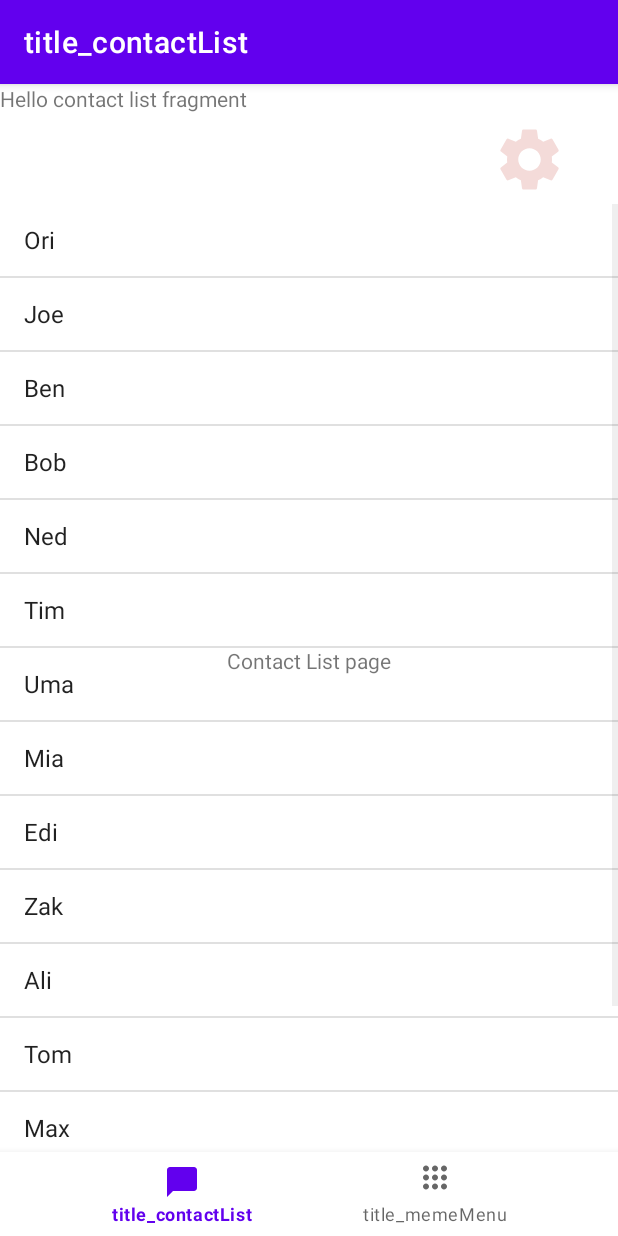
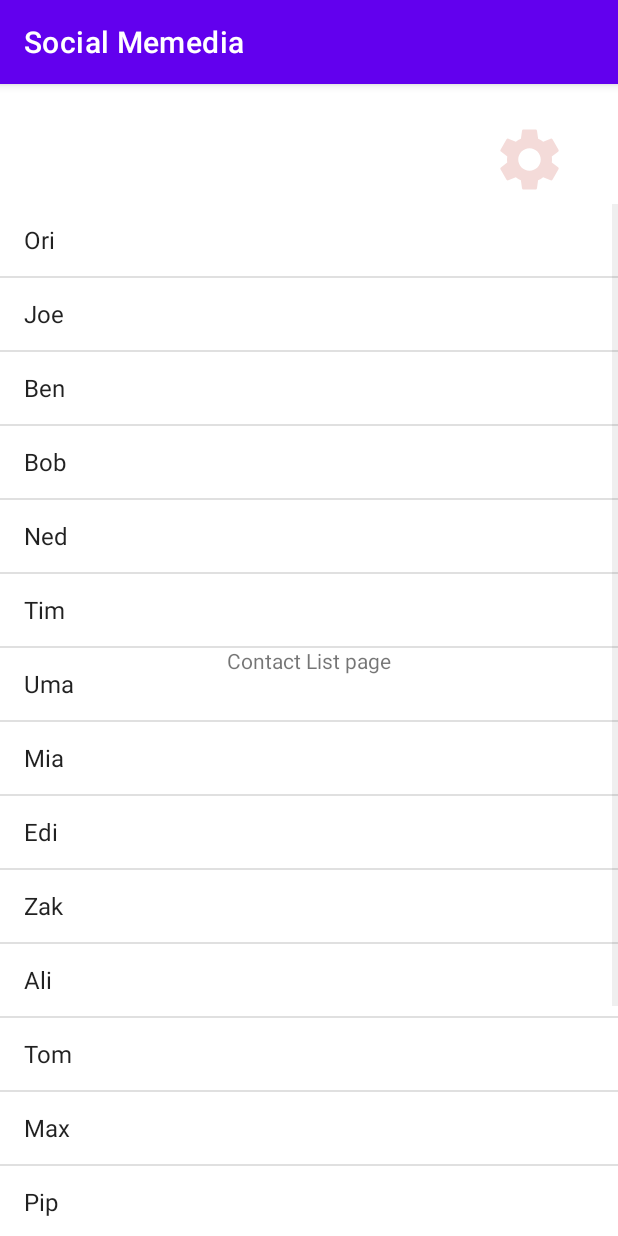
Before and after one commit to YutingShang/SocialMemedia, an Android app: the ContactListActivity screen opened directly, with no data from a screen before it, on a phone screen of 412 x 824 dp. Run offline under Robolectric (Android 15) with nearby library versions, the phone set to English and light mode, and no system bars.

Commit message:
Revert "Navigation bar with fragments Social Memedia master V 1.0"
This reverts commit 41bd7caf

```diff
--- a/app/build.gradle
+++ b/app/build.gradle
@@ -36,8 +36,4 @@ dependencies {
     testImplementation 'junit:junit:4.+'
     androidTestImplementation 'androidx.test.ext:junit:1.1.3'
     androidTestImplementation 'androidx.test.espresso:espresso-core:3.4.0'
-
-    implementation 'androidx.navigation:navigation-fragment:2.3.1'
-    implementation 'androidx.navigation:navigation-ui:2.3.1'
-    implementation 'androidx.legacy:legacy-support-v4:1.0.0'
 }
--- a/app/src/main/java/com/example/socialmemedia/ContactListActivity.java
+++ b/app/src/main/java/com/example/socialmemedia/ContactListActivity.java
@@ -1,10 +1,6 @@
 package com.example.socialmemedia;
 
 import androidx.appcompat.app.AppCompatActivity;
-import androidx.navigation.NavController;
-import androidx.navigation.Navigation;
-import androidx.navigation.ui.AppBarConfiguration;
-import androidx.navigation.ui.NavigationUI;
 
 import android.content.Intent;
 import android.os.Bundle;
@@ -13,8 +9,6 @@ import android.widget.AdapterView;
 import android.widget.ArrayAdapter;
 import android.widget.ImageButton;
 import android.widget.ListView;
-
-import com.google.android.material.bottomnavigation.BottomNavigationView;
 
 import java.util.ArrayList;
 import java.util.Arrays;
@@ -25,9 +19,6 @@ public class ContactListActivity extends AppCompatActivity {
     ArrayAdapter contactsAdapter;
     ArrayList<String> users = new ArrayList<String>(Arrays.asList("Ori","Joe","Ben","Bob","Ned","Tim","Uma","Mia","Edi","Zak","Ali","Tom","Max","Pip","Dan","Kev","Jil","Ido"));
     ImageButton settingsButton;
-    BottomNavigationView navView;
-    AppBarConfiguration appBarConfiguration;
-    NavController navController;
 
     @Override
     protected void onCreate(Bundle savedInstanceState) {
@@ -59,12 +50,5 @@ public class ContactListActivity extends AppCompatActivity {
                 startActivity(intent2);
             }
         });
-
-        navView = findViewById(R.id.bottomNav_view);
-        appBarConfiguration = new AppBarConfiguration.Builder(R.id.navigation_contactList,R.id.navigation_memeMenu).build();
-        navController = Navigation.findNavController(this,R.id.navHostFragment);
-        NavigationUI.setupActionBarWithNavController(this,navController,appBarConfiguration);
-        NavigationUI.setupWithNavController(navView,navController);
-
     }
 }
--- a/app/src/main/java/com/example/socialmemedia/ContactListFragment.java
+++ /dev/null
@@ -1,64 +0,0 @@
-package com.example.socialmemedia;
-
-import android.os.Bundle;
-
-import androidx.fragment.app.Fragment;
-
-import android.view.LayoutInflater;
-import android.view.View;
-import android.view.ViewGroup;
-
-/**
- * A simple {@link Fragment} subclass.
- * Use the {@link ContactListFragment#newInstance} factory method to
- * create an instance of this fragment.
- */
-public class ContactListFragment extends Fragment {
-
-    // TODO: Rename parameter arguments, choose names that match
-    // the fragment initialization parameters, e.g. ARG_ITEM_NUMBER
-    private static final String ARG_PARAM1 = "param1";
-    private static final String ARG_PARAM2 = "param2";
-
-    // TODO: Rename and change types of parameters
-    private String mParam1;
-    private String mParam2;
-
-    public ContactListFragment() {
-        // Required empty public constructor
-    }
-
-    /**
-     * Use this factory method to create a new instance of
-     * this fragment using the provided parameters.
-     *
-     * @param param1 Parameter 1.
-     * @param param2 Parameter 2.
-     * @return A new instance of fragment ContactListFragment.
-     */
-    // TODO: Rename and change types and number of parameters
-    public static ContactListFragment newInstance(String param1, String param2) {
-        ContactListFragment fragment = new ContactListFragment();
-        Bundle args = new Bundle();
-        args.putString(ARG_PARAM1, param1);
-        args.putString(ARG_PARAM2, param2);
-        fragment.setArguments(args);
-        return fragment;
-    }
-
-    @Override
-    public void onCreate(Bundle savedInstanceState) {
-        super.onCreate(savedInstanceState);
-        if (getArguments() != null) {
-            mParam1 = getArguments().getString(ARG_PARAM1);
-            mParam2 = getArguments().getString(ARG_PARAM2);
-        }
-    }
-
-    @Override
-    public View onCreateView(LayoutInflater inflater, ViewGroup container,
-                             Bundle savedInstanceState) {
-        // Inflate the layout for this fragment
-        return inflater.inflate(R.layout.fragment_contact_list, container, false);
-    }
-}
--- a/app/src/main/res/drawable/ic_baseline_chat_bubble_24.xml
+++ /dev/null
@@ -1,5 +0,0 @@
-<vector android:height="40dp" android:tint="?attr/colorControlNormal"
-    android:viewportHeight="24" android:viewportWidth="24"
-    android:width="40dp" xmlns:android="http://schemas.android.com/apk/res/android">
-    <path android:fillColor="@android:color/white" android:pathData="M20,2H4c-1.1,0 -2,0.9 -2,2v18l4,-4h14c1.1,0 2,-0.9 2,-2V4c0,-1.1 -0.9,-2 -2,-2z"/>
-</vector>
--- a/app/src/main/res/drawable/ic_baseline_dialpad_menu.xml
+++ /dev/null
@@ -1,5 +0,0 @@
-<vector android:height="40dp" android:tint="?attr/colorControlNormal"
-    android:viewportHeight="24" android:viewportWidth="24"
-    android:width="40dp" xmlns:android="http://schemas.android.com/apk/res/android">
-    <path android:fillColor="@android:color/white" android:pathData="M6,1c-1.1,0 -2,0.9 -2,2s0.9,2 2,2 2,-0.9 2,-2 -0.9,-2 -2,-2zM6,7c-1.1,0 -2,0.9 -2,2s0.9,2 2,2 2,-0.9 2,-2 -0.9,-2 -2,-2zM6,13c-1.1,0 -2,0.9 -2,2s0.9,2 2,2 2,-0.9 2,-2 -0.9,-2 -2,-2zM18,5c1.1,0 2,-0.9 2,-2s-0.9,-2 -2,-2 -2,0.9 -2,2 0.9,2 2,2zM12,13c-1.1,0 -2,0.9 -2,2s0.9,2 2,2 2,-0.9 2,-2 -0.9,-2 -2,-2zM18,13c-1.1,0 -2,0.9 -2,2s0.9,2 2,2 2,-0.9 2,-2 -0.9,-2 -2,-2zM18,7c-1.1,0 -2,0.9 -2,2s0.9,2 2,2 2,-0.9 2,-2 -0.9,-2 -2,-2zM12,7c-1.1,0 -2,0.9 -2,2s0.9,2 2,2 2,-0.9 2,-2 -0.9,-2 -2,-2zM12,1c-1.1,0 -2,0.9 -2,2s0.9,2 2,2 2,-0.9 2,-2 -0.9,-2 -2,-2z"/>
-</vector>
--- a/app/src/main/res/drawable/ic_baseline_heart.xml
+++ /dev/null
@@ -1,5 +0,0 @@
-<vector android:height="40dp" android:tint="?attr/colorControlNormal"
-    android:viewportHeight="24" android:viewportWidth="24"
-    android:width="40dp" xmlns:android="http://schemas.android.com/apk/res/android">
-    <path android:fillColor="@android:color/white" android:pathData="M12,21.35l-1.45,-1.32C5.4,15.36 2,12.28 2,8.5 2,5.42 4.42,3 7.5,3c1.74,0 3.41,0.81 4.5,2.09C13.09,3.81 14.76,3 16.5,3 19.58,3 22,5.42 22,8.5c0,3.78 -3.4,6.86 -8.55,11.54L12,21.35z"/>
-</vector>
--- a/app/src/main/res/layout/activity_contact_list.xml
+++ b/app/src/main/res/layout/activity_contact_list.xml
@@ -29,31 +29,6 @@
         style="?android:borderlessButtonStyle"
         app:tint="@color/fresco_pink" />
 
-    <com.google.android.material.bottomnavigation.BottomNavigationView
-        android:id="@+id/bottomNav_view"
-        android:layout_width="0dp"
-        android:layout_height="wrap_content"
-        android:layout_marginStart="0dp"
-        android:layout_marginEnd="0dp"
-        android:background="?android:attr/windowBackground"
-        app:layout_constraintBottom_toBottomOf="parent"
-        app:layout_constraintLeft_toLeftOf="parent"
-        app:layout_constraintRight_toRightOf="parent"
-        app:menu="@menu/bottom_nav_menu" />
-
-
-    <fragment
-        android:id="@+id/navHostFragment"
-        android:name="androidx.navigation.fragment.NavHostFragment"
-        android:layout_width="match_parent"
-        android:layout_height="match_parent"
-        app:defaultNavHost="true"
-        app:layout_constraintBottom_toTopOf="@id/bottomNav_view"
-        app:layout_constraintLeft_toLeftOf="parent"
-        app:layout_constraintRight_toRightOf="parent"
-        app:layout_constraintTop_toTopOf="parent"
-        app:navGraph="@navigation/nav_graph" />
-
     <ListView
         android:id="@+id/contactListView"
         android:layout_width="match_parent"
--- a/app/src/main/res/layout/fragment_contact_list.xml
+++ /dev/null
@@ -1,14 +0,0 @@
-<?xml version="1.0" encoding="utf-8"?>
-<FrameLayout xmlns:android="http://schemas.android.com/apk/res/android"
-    xmlns:tools="http://schemas.android.com/tools"
-    android:layout_width="match_parent"
-    android:layout_height="match_parent"
-    tools:context=".ContactListFragment">
-
-    <!-- TODO: Update blank fragment layout -->
-    <TextView
-        android:layout_width="match_parent"
-        android:layout_height="match_parent"
-        android:text="@string/hello_contacts_fragment" />
-
-</FrameLayout>
--- a/app/src/main/res/menu/bottom_nav_menu.xml
+++ /dev/null
@@ -1,14 +0,0 @@
-<?xml version="1.0" encoding="utf-8"?>
-<menu xmlns:android="http://schemas.android.com/apk/res/android">
-
-    <item
-        android:id="@+id/navigation_contactList"
-        android:icon="@drawable/ic_baseline_chat_bubble_24"
-        android:title="title_contactList"/>
-
-    <item
-        android:id="@+id/navigation_memeMenu"
-        android:icon="@drawable/ic_baseline_dialpad_menu"
-        android:title="title_memeMenu"/>
-
-</menu>
--- a/app/src/main/res/navigation/nav_graph.xml
+++ /dev/null
@@ -1,21 +0,0 @@
-<?xml version="1.0" encoding="utf-8"?>
-<navigation xmlns:android="http://schemas.android.com/apk/res/android"
-    xmlns:app="http://schemas.android.com/apk/res-auto"
-    xmlns:tools="http://schemas.android.com/tools"
-    android:id="@+id/mobile_navigation"
-    app:startDestination="@id/navigation_contactList">
-
-    <fragment
-        android:id="@+id/navigation_contactList"
-        android:name="com.example.socialmemedia.ContactListFragment"
-        android:label="title_contactList"
-        tools:layout="@layout/fragment_contact_list" />
-
-    <fragment
-        android:id="@+id/navigation_memeMenu"
-        android:name="com.example.socialmemedia.MemeMenuFragment"
-        android:label="title_memeMenu"
-        tools:layout="@layout/fragment_meme_menu"/>
-
-
-</navigation>
--- a/app/src/main/res/values/strings.xml
+++ b/app/src/main/res/values/strings.xml
@@ -1,7 +1,3 @@
 <resources>
     <string name="app_name">Social Memedia</string>
-    <!-- TODO: Remove or change this placeholder text -->
-    <string name="hello_meme_fragment">Hello meme menu fragment</string>
-    <!-- TODO: Remove or change this placeholder text -->
-    <string name="hello_contacts_fragment">Hello contact list fragment</string>
 </resources>
```
Also changed, not shown: app/src/main/java/com/example/socialmemedia/MemeMenuFragment.java (deleted, +0 -64 lines), app/src/main/res/layout/fragment_meme_menu.xml (deleted, +0 -14 lines).
